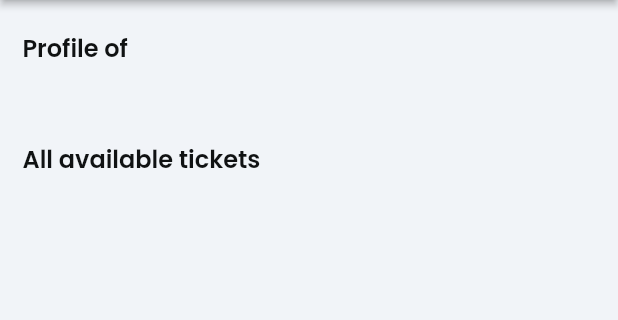
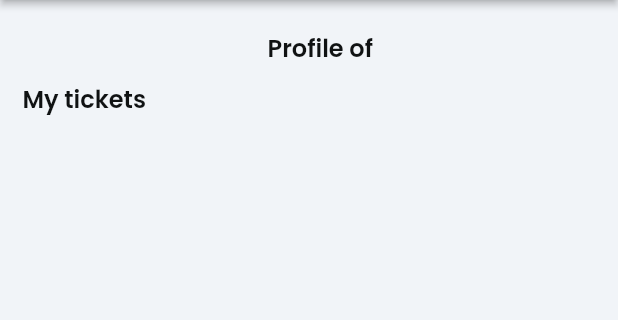
Before and after one commit to CristianoSilva1995/SmartCitySync, a Flutter app: the ProfileWidget screen opened directly, on a phone screen of 412 x 824 dp, the part 99-419 px from its top. Run offline on Flutter 3.47's test engine with Material 2 defaults, Android fonts, the phone set to English and light mode, and no system bars; our stand-ins replace auto_size_text, built_collection, built_value, cloud_firestore, easy_debounce, equatable and 19 more; missing offline and left inert: custom_info_window, flutter_config, json_path, location_geocoder, mime_type; accounts and stored records are empty; network calls fail.

Commit message:
minor fixes

```diff
--- a/lib/auth/auth_util.dart
+++ b/lib/auth/auth_util.dart
@@ -1,15 +1,10 @@
 import 'dart:async';
-
 import 'package:flutter/foundation.dart' show kIsWeb;
 import 'package:firebase_auth/firebase_auth.dart';
 import 'package:flutter/material.dart';
-import '../flutter_flow/flutter_flow_util.dart';
-
 import '../backend/backend.dart';
-import 'package:cloud_firestore/cloud_firestore.dart';
 import 'package:stream_transform/stream_transform.dart';
 import 'firebase_user_provider.dart';
-
 export 'anonymous_auth.dart';
 export 'apple_auth.dart';
 export 'email_auth.dart';
--- a/lib/backend/backend.dart
+++ b/lib/backend/backend.dart
@@ -1,5 +1,3 @@
-import 'package:built_value/serializer.dart';
-import 'package:cloud_firestore/cloud_firestore.dart';
 import 'package:firebase_auth/firebase_auth.dart';
 import '../auth/auth_util.dart';
 
@@ -132,6 +130,7 @@ Future<int> queryCollectionCount(
     query = query.limit(limit);
   }
 
+  // ignore: body_might_complete_normally_catch_error
   return query.count().get().catchError((err) {
     print('Error querying $collection: $err');
   }).then((value) => value.count);
--- a/lib/backend/schema/projects_record.dart
+++ b/lib/backend/schema/projects_record.dart
@@ -1,6 +1,4 @@
 import 'dart:async';
-
-import 'index.dart';
 import 'serializers.dart';
 import 'package:built_value/built_value.dart';
 
--- a/lib/blocs/autocomplete/autocomplete_bloc.dart
+++ b/lib/blocs/autocomplete/autocomplete_bloc.dart
@@ -15,7 +15,6 @@ class AutocompleteBloc extends Bloc<AutocompleteEvent, AutocompleteState> {
       : _placesRepository = placesRepository,
         super(AutocompleteLoading());
 
-  @override
   Stream<AutocompleteState> mapEventState(
     AutocompleteEvent event,
   ) async* {
--- a/lib/flutter_flow/flutter_flow_util.dart
+++ b/lib/flutter_flow/flutter_flow_util.dart
@@ -10,8 +10,6 @@ import 'package:timeago/timeago.dart' as timeago;
 import 'package:url_launcher/url_launcher.dart';
 
 import '../main.dart';
-
-import 'lat_lng.dart';
 
 export 'keep_alive_wrapper.dart';
 export 'lat_lng.dart';
@@ -41,6 +39,7 @@ String dateTimeFormat(String format, DateTime? dateTime, {String? locale}) {
 Future launchURL(String url) async {
   var uri = Uri.parse(url).toString();
   try {
+    // ignore: deprecated_member_use
     await launch(uri);
   } catch (e) {
     throw 'Could not launch $uri: $e';
--- a/lib/flutter_flow/upload_media.dart
+++ b/lib/flutter_flow/upload_media.dart
@@ -1,5 +1,3 @@
-import 'dart:typed_data';
-
 import 'package:file_picker/file_picker.dart';
 import 'package:flutter/material.dart';
 import 'package:flutter/foundation.dart';
--- a/lib/forgotPassword.dart
+++ b/lib/forgotPassword.dart
@@ -1,7 +1,6 @@
 import 'package:easy_debounce/easy_debounce.dart';
 import 'package:firebase_auth/firebase_auth.dart';
 import 'package:flutter/material.dart';
-import 'package:tutorial/auth/auth_util.dart';
 import 'package:tutorial/index.dart';
 
 import 'flutter_flow/flutter_flow_theme.dart';
@@ -157,7 +156,7 @@ class _ForgotPasswordState extends State<ForgotPassword> {
                                 MaterialPageRoute(builder: (context) {
                               return LoginWidget();
                             }));
-                          } on FirebaseAuthException catch (e) {
+                          } on FirebaseAuthException {
                             ScaffoldMessenger.of(context).showSnackBar(
                               const SnackBar(
                                 content: Text('Enter a valid email'),
--- a/lib/login/login_widget.dart
+++ b/lib/login/login_widget.dart
@@ -1,6 +1,5 @@
 import 'package:cloud_firestore/cloud_firestore.dart';
 import 'package:firebase_auth/firebase_auth.dart';
-import 'package:firebase_core/firebase_core.dart';
 import 'package:tutorial/index.dart';
 import '../flutter_flow/flutter_flow_theme.dart';
 import '../flutter_flow/flutter_flow_widgets.dart';
@@ -9,7 +8,6 @@ import '../main.dart';
 import 'package:easy_debounce/easy_debounce.dart';
 import 'package:flutter/material.dart';
 import 'package:google_fonts/google_fonts.dart';
-import '../auth/email_auth.dart';
 
 class LoginWidget extends StatefulWidget {
   const LoginWidget({Key? key}) : super(key: key);
@@ -943,7 +941,7 @@ class _LoginWidgetState extends State<LoginWidget> {
                                                         ),
                                                       );
                                                     });
-                                                  } on FirebaseAuthException catch (error) {
+                                                  } on FirebaseAuthException {
                                                     ScaffoldMessenger.of(
                                                             context)
                                                         .showSnackBar(
@@ -1044,7 +1042,7 @@ class _LoginWidgetState extends State<LoginWidget> {
 
   void route() {
     User? user = FirebaseAuth.instance.currentUser;
-    var kk = FirebaseFirestore.instance
+    FirebaseFirestore.instance
         .collection('users')
         .doc(user!.uid)
         .get()
--- a/lib/main.dart
+++ b/lib/main.dart
@@ -1,16 +1,11 @@
-import 'package:flutter/gestures.dart';
 import 'package:flutter/material.dart';
 import 'package:flutter_config/flutter_config.dart';
 import 'package:flutter_localizations/flutter_localizations.dart';
 import 'package:firebase_core/firebase_core.dart';
-import 'package:firebase_auth/firebase_auth.dart';
 import 'auth/firebase_user_provider.dart';
 import 'auth/auth_util.dart';
-import 'backend/firebase/firebase_config.dart';
 import 'flutter_flow/flutter_flow_theme.dart';
-import 'flutter_flow/flutter_flow_util.dart';
 import 'flutter_flow/internationalization.dart';
-import 'package:google_fonts/google_fonts.dart';
 import 'index.dart';
 
 void main() async {
--- a/lib/profile/profile_widget.dart
+++ b/lib/profile/profile_widget.dart
@@ -2,7 +2,6 @@ import 'package:cloud_firestore/cloud_firestore.dart';
 import 'package:firebase_auth/firebase_auth.dart';
 
 import '../flutter_flow/flutter_flow_theme.dart';
-import '../flutter_flow/flutter_flow_util.dart';
 import '../flutter_flow/flutter_flow_widgets.dart';
 import '../login/login_widget.dart';
 import 'package:flutter/material.dart';
@@ -95,7 +94,7 @@ class _ProfileWidgetState extends State<ProfileWidget> {
                   crossAxisAlignment: CrossAxisAlignment.stretch,
                   children: [
                     Padding(
-                      padding: EdgeInsetsDirectional.fromSTEB(15, 20, 0, 30),
+                      padding: EdgeInsetsDirectional.fromSTEB(15, 20, 0, 10),
                       child: Text(
                         'Profile of ' + userFullName,
                         style: FlutterFlowTheme.of(context).bodyText1.override(
@@ -105,12 +104,13 @@ class _ProfileWidgetState extends State<ProfileWidget> {
                               useGoogleFonts: GoogleFonts.asMap().containsKey(
                                   FlutterFlowTheme.of(context).bodyText1Family),
                             ),
+                        textAlign: TextAlign.center,
                       ),
                     ),
                     Padding(
-                      padding: EdgeInsetsDirectional.fromSTEB(15, 20, 0, 30),
+                      padding: EdgeInsetsDirectional.fromSTEB(15, 0, 0, 0),
                       child: Text(
-                        'All available tickets',
+                        'My tickets',
                         style: FlutterFlowTheme.of(context).bodyText1.override(
                               fontFamily:
                                   FlutterFlowTheme.of(context).bodyText1Family,
@@ -123,7 +123,7 @@ class _ProfileWidgetState extends State<ProfileWidget> {
                     SingleChildScrollView(
                       child: SizedBox(
                         width: 300,
-                        height: 500,
+                        height: 600,
                         child: Padding(
                           padding:
                               EdgeInsetsDirectional.fromSTEB(10, 15, 15, 15),
--- a/lib/repository/base_places_repository.dart
+++ b/lib/repository/base_places_repository.dart
@@ -1,5 +1,7 @@
 import 'package:tutorial/model/place_autocomplete_model.dart';
 
 abstract class BasePlacesRepository {
-  Future<List<PlaceAutocomplete>?> getAutocomplete(String searchInput) async {}
+  Future<List<PlaceAutocomplete>?> getAutocomplete(String searchInput) async {
+    return null;
+  }
 }
```
Also changed, not shown: lib/admin_dashboard/admin_dashboard_widget.dart (+4 -3 lines), lib/backend/schema/serializers.dart (+10 -10 lines), lib/create_report/create_report_widget.dart (+11 -1 lines), lib/location_controller.dart (+1 -10 lines), 1 other file.
